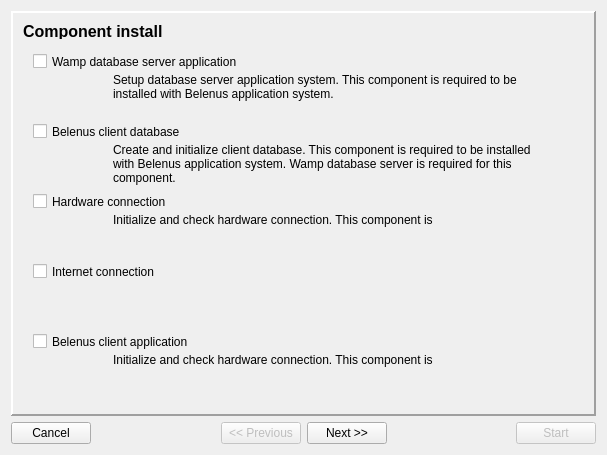
Before: the Qt Designer form install/dlgMain.ui in tbikfalvi/Belenus, drawn with Qt 5.
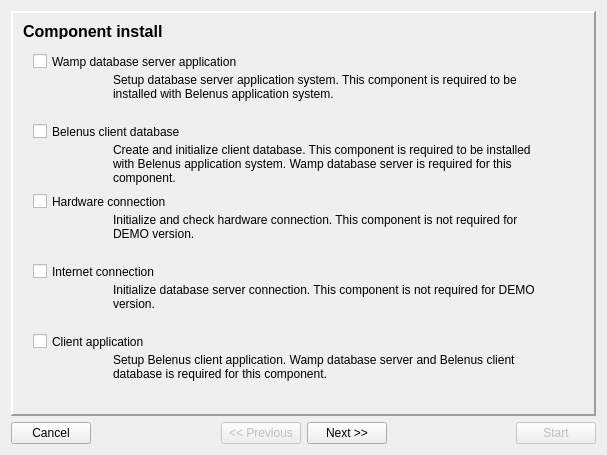
After: the same form once the commit is applied. The open tabs and pages were chosen to show the change. Icons and pictures are not drawn.

```diff
--- a/install/dlgMain.ui
+++ b/install/dlgMain.ui
@@ -498,7 +498,7 @@
         </rect>
        </property>
        <property name="text">
-        <string>Initialize and check hardware connection. This component is </string>
+        <string>Initialize and check hardware connection. This component is not required for DEMO version.</string>
        </property>
        <property name="alignment">
         <set>Qt::AlignLeading|Qt::AlignLeft|Qt::AlignTop</set>
@@ -517,7 +517,7 @@
         </rect>
        </property>
        <property name="text">
-        <string>Belenus client application</string>
+        <string>Client application</string>
        </property>
       </widget>
       <widget class="QLabel" name="imgBelenus">
@@ -549,7 +549,7 @@
         </rect>
        </property>
        <property name="text">
-        <string>Initialize and check hardware connection. This component is </string>
+        <string>Setup Belenus client application. Wamp database server and Belenus client database is required for this component.</string>
        </property>
        <property name="alignment">
         <set>Qt::AlignLeading|Qt::AlignLeft|Qt::AlignTop</set>
@@ -587,6 +587,25 @@
         <pixmap resource="install.qrc">:/icons/40x40_dbserver.png</pixmap>
        </property>
       </widget>
+      <widget class="QLabel" name="lblTextHardware_2">
+       <property name="geometry">
+        <rect>
+         <x>100</x>
+         <y>270</y>
+         <width>440</width>
+         <height>50</height>
+        </rect>
+       </property>
+       <property name="text">
+        <string>Initialize database server connection. This component is not required for DEMO version.</string>
+       </property>
+       <property name="alignment">
+        <set>Qt::AlignLeading|Qt::AlignLeft|Qt::AlignTop</set>
+       </property>
+       <property name="wordWrap">
+        <bool>true</bool>
+       </property>
+      </widget>
      </widget>
      <widget class="QWidget" name="pageWamp">
       <widget class="QLabel" name="lblTitleWampInstall">
```
Left out of the diff: 115 changed lines with no effect on the pictures.
